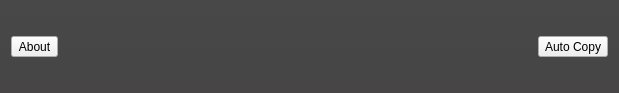
Old version of the form MenuBar.ui in the repository iamjay/PimThai.
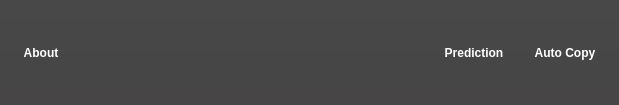
New version of the form. Icons and pictures are not drawn.

Commit message: Moved prediction toggle button to the menu bar. Improbed UI.

The edit to the form file:
```diff
--- a/MenuBar.ui
+++ b/MenuBar.ui
@@ -10,7 +10,7 @@
     <x>0</x>
     <y>0</y>
     <width>619</width>
-    <height>93</height>
+    <height>105</height>
    </rect>
   </property>
   <property name="sizePolicy">
@@ -25,9 +25,9 @@
   <property name="styleSheet">
    <string notr="true">QWidget#MenuBar { background: qlineargradient(x1:0, y1:0, x2:0, y2:1, stop:0 #484848, stop:1 #474546); }
 
-QPushButton { border-radius: 4px; border: 1px solid grey; padding: 6px 8px 6px 8px; background: qlineargradient(x1:0, y1:0, x2:0, y2:1, stop:0 #F6F6F6, stop: 0.6 #E4E4E4, stop:1 #D3D7D8); }
-QPushButton:pressed { background: qlineargradient(x1:0, y1:0, x2:0, y2:1, stop:0 #D3D7D8, stop: 0.6 #E4E4E4, stop:1 #F6F6F6); }
-QPushButton:checked { color: white; background: qlineargradient(x1:0, y1:0, x2:0, y2:1, stop:0 #559BBF, stop: 0.6 #3895D2, stop:1 #3381C3); }
+QToolButton { border: none; color: white; font: bold; padding: 6px 8px 6px 8px; background-color: transparent; }
+QToolButton:pressed { color: white; background: qlineargradient(x1:0, y1:0, x2:0, y2:1, stop:0 #559BBF, stop: 0.6 #3895D2, stop:1 #3381C3); }
+QToolButton:checked { color: white; background: qlineargradient(x1:0, y1:0, x2:0, y2:1, stop:0 #3381C3, stop: 0.6 #3895D2, stop:1 #559BBF); }
 </string>
   </property>
   <layout class="QHBoxLayout" name="horizontalLayout">
@@ -67,6 +67,29 @@
      </property>
     </spacer>
    </item>
+   <item>
+    <widget class="QToolButton" name="predictionButton">
+     <property name="text">
+      <string>Prediction</string>
+     </property>
+     <property name="icon">
+      <iconset resource="PimThai.qrc">
+       <normaloff>:/icons/ic_menu_star.png</normaloff>:/icons/ic_menu_star.png</iconset>
+     </property>
+     <property name="iconSize">
+      <size>
+       <width>48</width>
+       <height>48</height>
+      </size>
+     </property>
+     <property name="checkable">
+      <bool>true</bool>
+     </property>
+     <property name="toolButtonStyle">
+      <enum>Qt::ToolButtonTextUnderIcon</enum>
+     </property>
+    </widget>
+   </item>
    <item>
     <widget class="QToolButton" name="autoCopyButton">
      <property name="focusPolicy">
```
Left out of the diff: 2 changed lines with no effect on the pictures. The commit also changes 9 other files.
